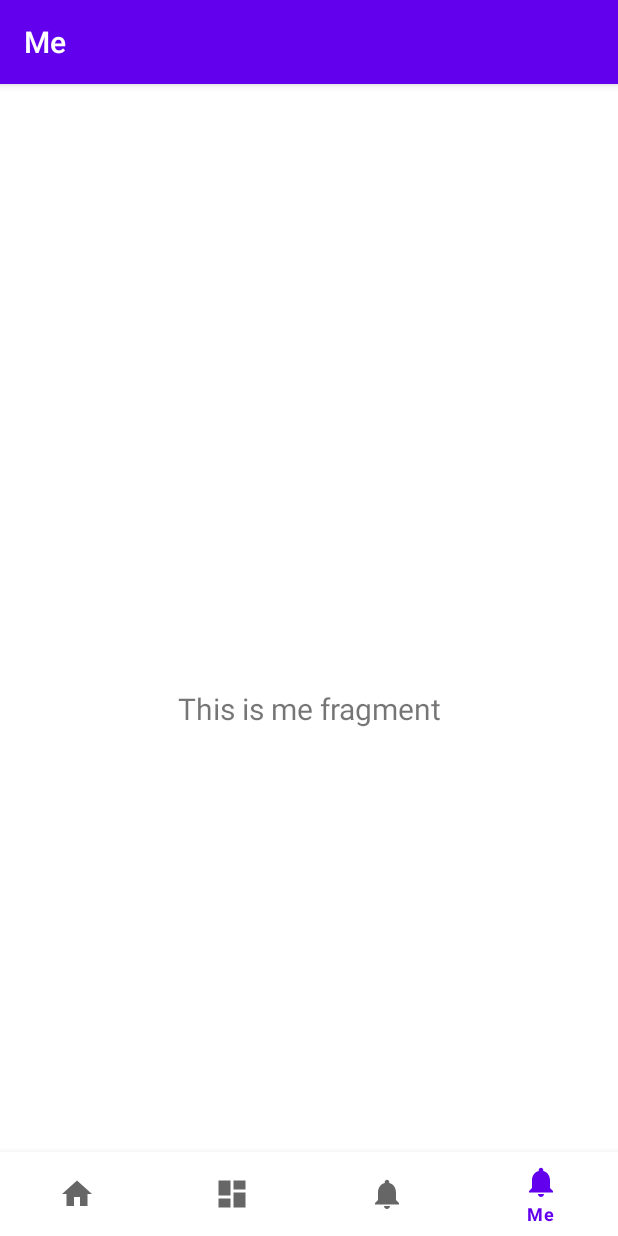
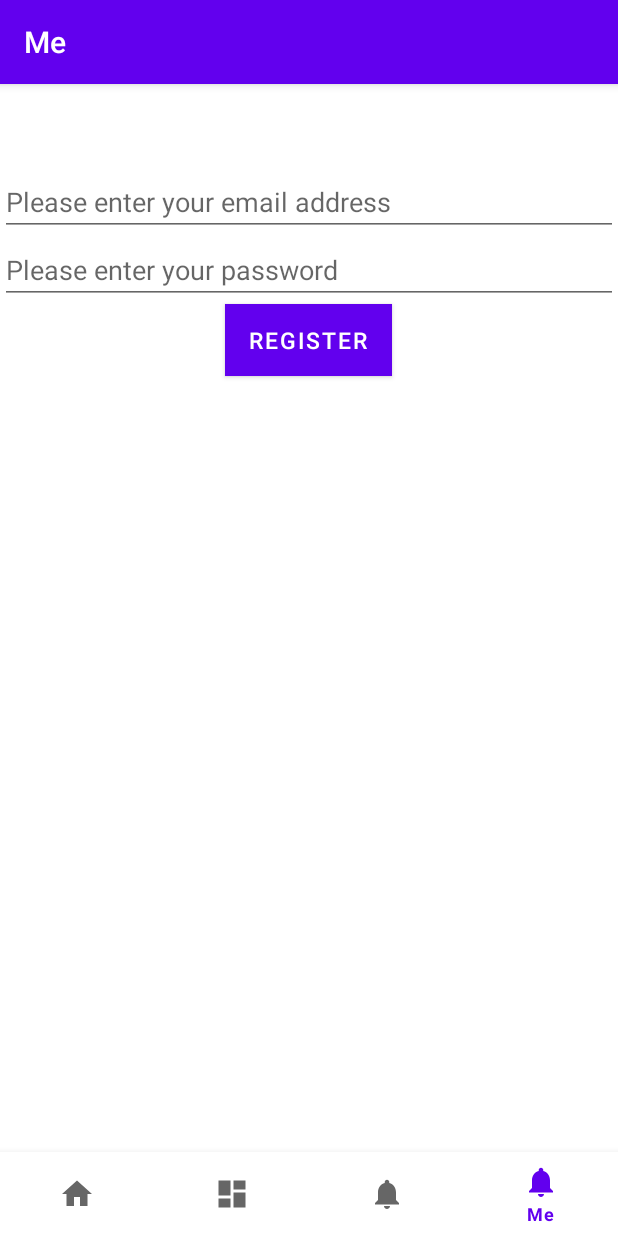
Before and after one commit to Bingo5422/MyApplication, an Android app: the MeFragment screen opened through its navigation route, on a phone screen of 412 x 824 dp. Run offline under Robolectric (Android 15) with nearby library versions, the phone set to English and light mode, and no system bars; our stand-ins replace navigation-ui.

Commit message:
注册过程，version1.0测试，功能还未完全完善

```diff
--- a/app/src/main/AndroidManifest.xml
+++ b/app/src/main/AndroidManifest.xml
@@ -5,6 +5,7 @@
     <uses-permission android:name="android.permission.CAMERA" />
     <uses-permission android:name="android.permission.READ_EXTERNAL_STORAGE" />
     <uses-permission android:name="android.permission.WRITE_EXTERNAL_STORAGE" />
+    <uses-permission android:name="android.permission.INTERNET"/>
 
     <application
         android:allowBackup="true"
@@ -14,6 +15,7 @@
         android:label="@string/app_name"
         android:supportsRtl="true"
         android:theme="@style/Theme.MyApplication"
+        android:networkSecurityConfig="@xml/network_security_config"
         tools:targetApi="31">
 
         <!-- <activity -->
--- a/app/src/main/java/com/example/myapplication/Utils/HttpUtil.java
+++ b/app/src/main/java/com/example/myapplication/Utils/HttpUtil.java
@@ -15,8 +15,6 @@ import java.util.Map;
  * Http Client 工具类
  */
 public class HttpUtil {
-
-
 
 
 	/**
--- a/app/src/main/java/com/example/myapplication/ui/me/MeFragment.java
+++ b/app/src/main/java/com/example/myapplication/ui/me/MeFragment.java
@@ -1,29 +1,101 @@
 package com.example.myapplication.ui.me;
+
+import android.content.Context;
 import android.os.Bundle;
+import android.os.Looper;
+import android.util.Log;
 import android.view.LayoutInflater;
 import android.view.View;
 import android.view.ViewGroup;
+import android.widget.Button;
+import android.widget.EditText;
 import android.widget.TextView;
+import android.widget.Toast;
+
 import androidx.annotation.NonNull;
+import androidx.annotation.Nullable;
 import androidx.fragment.app.Fragment;
 import androidx.lifecycle.ViewModelProvider;
 
+import com.example.myapplication.MainActivity;
+import com.example.myapplication.R;
 import com.example.myapplication.databinding.FragmentMeBinding;
+import com.example.myapplication.Utils.HttpUtil;
+
+import java.io.IOException;
+
+import okhttp3.Call;
+import okhttp3.Callback;
+import okhttp3.FormBody;
+import okhttp3.OkHttpClient;
+import okhttp3.Request;
+import okhttp3.Response;
 
 public class MeFragment extends Fragment {
 
     private FragmentMeBinding binding;
+    private Button btn;
+    private EditText et_email;
+    private EditText et_password;
+
+    @Override
+//    public void onCreate(@Nullable Bundle savedInstanceState) {
+//        super.onCreate(savedInstanceState);
+//        getActivity().findViewById(R.id.btn_register);
+//
+//    }
 
     public View onCreateView(@NonNull LayoutInflater inflater,
                              ViewGroup container, Bundle savedInstanceState) {
-        MeViewModel meViewModel =
-                new ViewModelProvider(this).get(MeViewModel.class);
+//        MeViewModel meViewModel =
+//                new ViewModelProvider(this).get(MeViewModel.class);
 
         binding = FragmentMeBinding.inflate(inflater, container, false);
         View root = binding.getRoot();
+        btn = root.findViewById(R.id.btn_register);
+        et_email = root.findViewById(R.id.et_email);
+        et_password = root.findViewById(R.id.et_password);
+        btn.setOnClickListener(new View.OnClickListener() {
+            @Override
+            public void onClick(View view) {
+                String url = "http://172.26.14.175:5000/auth/register";
 
-        final TextView textView = binding.textMe;
-        meViewModel.getText().observe(getViewLifecycleOwner(), textView::setText);
+                OkHttpClient client = new OkHttpClient();//创建OkHttpClient对象。
+                FormBody.Builder formBody = new FormBody.Builder();//创建表单请求体
+                formBody.add("user_email", et_email.getText().toString());//传递键值对参数
+                formBody.add("password", et_password.getText().toString());//传递键值对参数
+                Request request = new Request.Builder()//创建Request 对象。
+                        .url(url)
+                        .post(formBody.build())//传递请求体
+                        .build();
+
+                client.newCall(request).enqueue(new Callback() {
+                    @Override
+                    public void onFailure(Call call, IOException e) {
+                        Looper.prepare();
+                        Toast.makeText(MainActivity.getContext(), "Server Error", Toast.LENGTH_SHORT).show();
+                        Looper.loop();
+                    }
+                    @Override
+                    public void onResponse(Call call, Response response) throws IOException {
+                        String res = response.body().string();
+                        if (res.equals("success")){
+                            Looper.prepare();
+                            Toast.makeText(MainActivity.getContext(), "Successfully Registered", Toast.LENGTH_SHORT).show();
+                            Looper.loop();
+                        }
+                        else{
+                            Looper.prepare();
+                            Toast.makeText(MainActivity.getContext(), "Already Registered", Toast.LENGTH_SHORT).show();
+                            Looper.loop();
+                        }
+                    }
+                });
+            }
+        });
+
+//        final TextView textView = binding.textMe;
+//        meViewModel.getText().observe(getViewLifecycleOwner(), textView::setText);
         return root;
     }
 
--- a/app/src/main/res/layout/fragment_me.xml
+++ b/app/src/main/res/layout/fragment_me.xml
@@ -7,41 +7,35 @@
     android:layout_height="match_parent"
     tools:context=".ui.me.MeFragment" >
 
-<!--    <LinearLayout-->
-<!--        android:layout_width="match_parent"-->
-<!--        android:layout_height="match_parent"-->
-<!--        android:orientation="vertical">-->
+    <LinearLayout
+        android:layout_width="match_parent"
+        android:layout_height="match_parent"
+        android:orientation="vertical">
 
-<!--        <ImageView-->
-<!--            android:id="@+id/main_camera"-->
-<!--            android:layout_width="250dp"-->
-<!--            android:layout_height="220dp"-->
-<!--            android:layout_gravity="center"-->
-<!--            android:layout_marginTop="120dp"-->
-<!--            android:background="@mipmap/icon_camera" />-->
+        <EditText
+            android:id="@+id/et_email"
+            android:layout_width="match_parent"
+            android:layout_height="wrap_content"
+            android:hint="Please enter your email address"
+            android:inputType="textEmailAddress" />
 
-<!--        <Button-->
-<!--            android:id="@+id/main_click"-->
-<!--            android:layout_width="wrap_content"-->
-<!--            android:layout_height="wrap_content"-->
-<!--            android:layout_gravity="center"-->
-<!--            android:background="@drawable/btn_dynamic"-->
-<!--            android:text="click"-->
-<!--            android:textSize="30sp" />-->
+        <EditText
+            android:id="@+id/et_password"
+            android:layout_width="match_parent"
+            android:layout_height="wrap_content"
+            android:hint="Please enter your password"
+            android:inputType="text"/>
 
-<!--    </LinearLayout>-->
+        <Button
+            android:id="@+id/btn_register"
+            android:layout_width="wrap_content"
+            android:layout_height="wrap_content"
+            android:layout_gravity="center"
+            android:background="@color/text_green"
+            android:text="register"
+            android:textSize="15sp" />
 
-        <TextView
-        android:id="@+id/text_me"
-        android:layout_width="match_parent"
-        android:layout_height="wrap_content"
-        android:layout_marginStart="8dp"
-        android:layout_marginTop="8dp"
-        android:layout_marginEnd="8dp"
-        android:textAlignment="center"
-        android:textSize="20sp"
-        app:layout_constraintEnd_toEndOf="parent"
-        app:layout_constraintStart_toStartOf="parent"
-        app:layout_constraintTop_toTopOf="parent"
-        app:layout_constraintBottom_toBottomOf="parent" />
+    </LinearLayout>
+
+
 </androidx.constraintlayout.widget.ConstraintLayout>
```
Also changed, not shown: app/build.gradle (+7 -7 lines), app/src/main/java/com/example/myapplication/Utils/OkHttpClientUtil.java (added, +105 -0 lines), app/src/main/res/xml/network_security_config.xml (added, +13 -0 lines).
